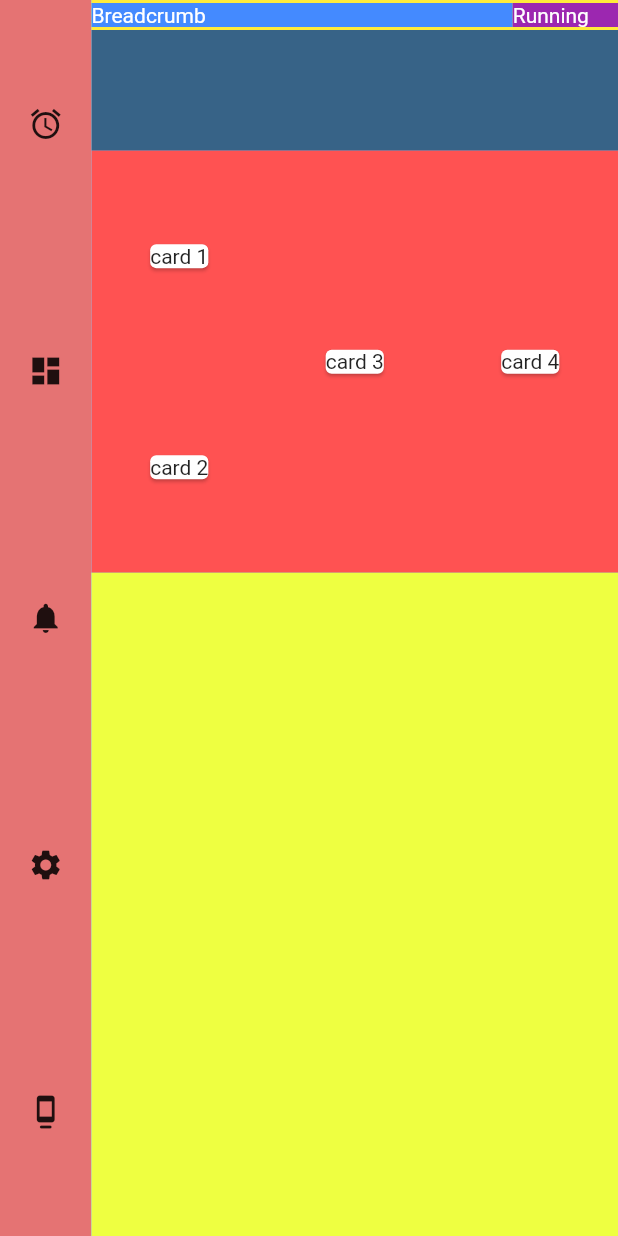
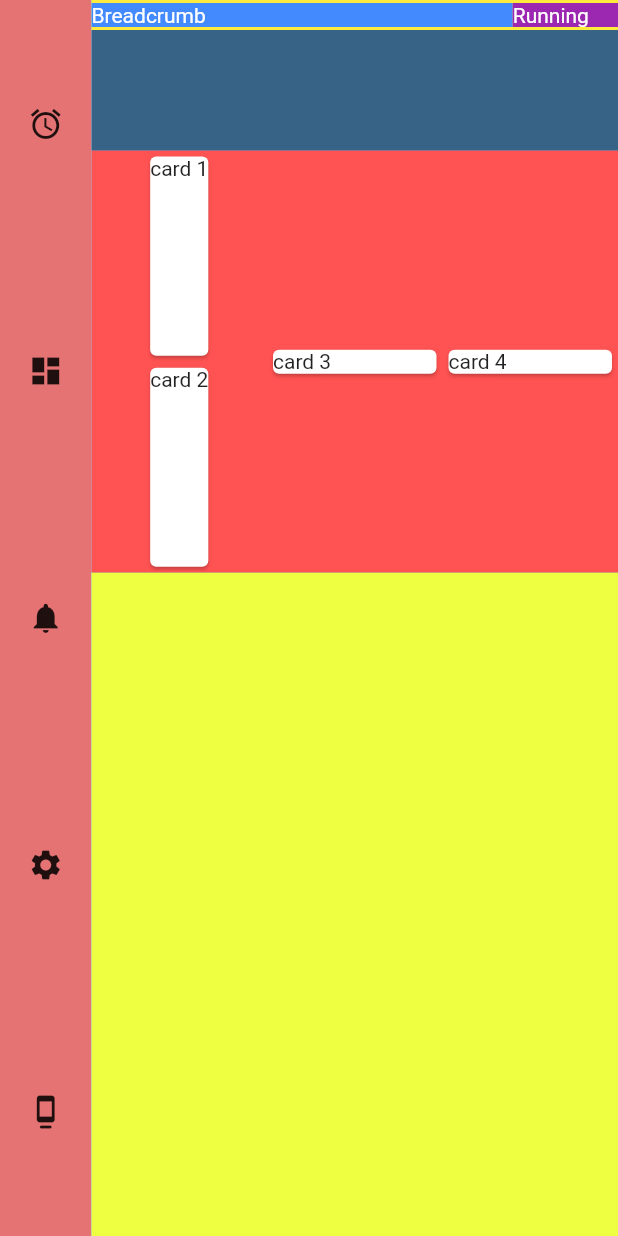
Before and after one commit to LeonScot/flutter-experiments, a Flutter app: the screen it shows after launch, on a phone screen of 412 x 824 dp. Run offline on Flutter 3.47's test engine with Material 2 defaults, Android fonts, the phone set to English and light mode, and no system bars.

Commit message:
dah middle alignment

```diff
--- a/lib/main.dart
+++ b/lib/main.dart
@@ -96,24 +96,32 @@ class _MyHomePageState extends State<MyHomePage> {
                     child: Container(
                       color: Colors.redAccent,
                       child: Row(
-                        mainAxisAlignment: MainAxisAlignment.spaceAround,
                         children: [
-                          Column(
-                            mainAxisAlignment: MainAxisAlignment.spaceAround,
+                          Expanded(
+                            child: Column(
                               children: [
-                              Card(
+                                Expanded(
+                                  child: Card(
                                     child: Text('card 1'),
                                   ),
-                              Card(
+                                ),
+                                Expanded(
+                                  child: Card(
                                     child: Text('card 2'),
+                                  ),
                                 ),
                               ],
                             ),
-                          Card(
+                          ),
+                          Expanded(
+                            child: Card(
                               child: Text('card 3'),
                             ),
-                          Card(
+                          ),
+                          Expanded(
+                            child: Card(
                               child: Text('card 4'),
+                            ),
                           ),
                         ],
                       ),
```
Lines whose indentation alone changed are shown as unchanged.
